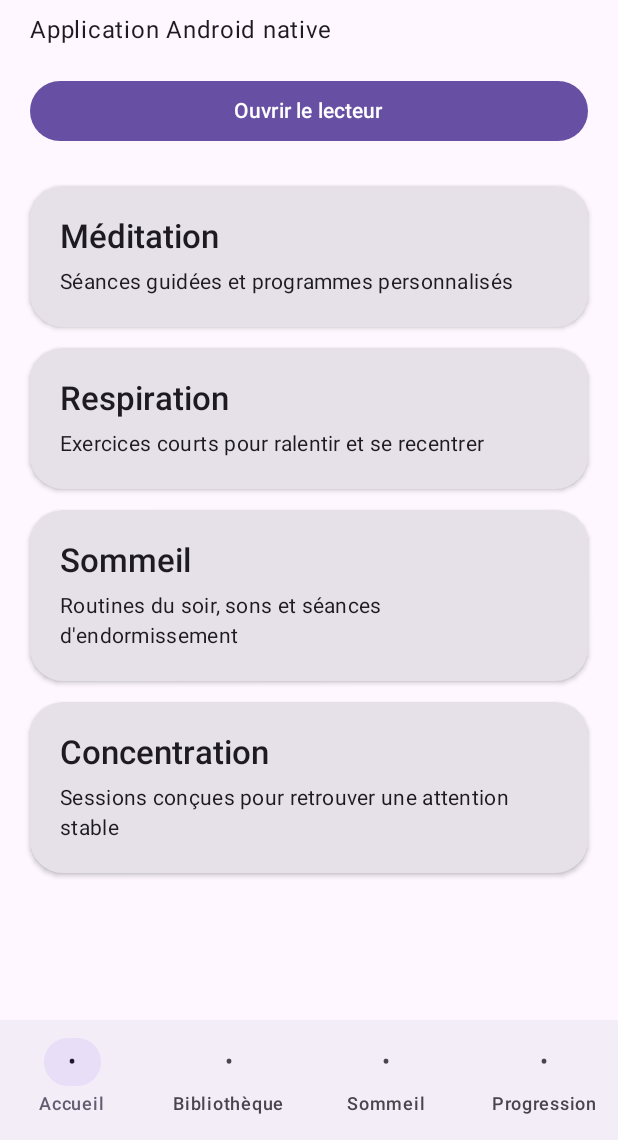
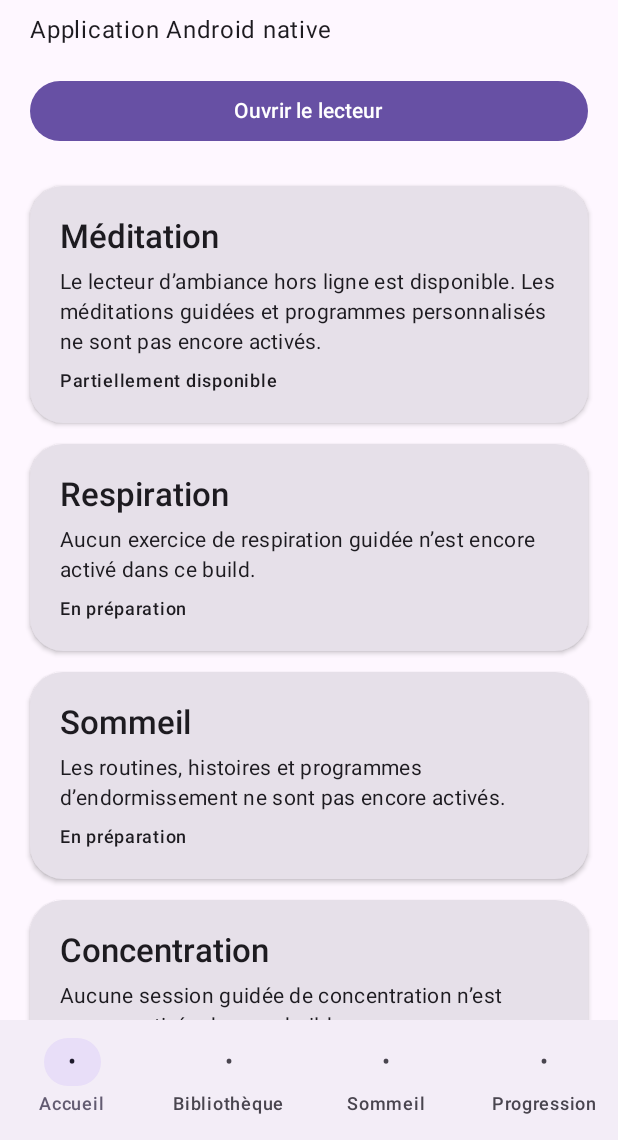
Before and after one commit to teetee971/Quantum-Deep-Calm-AI, an Android app built with Jetpack Compose: the screen it shows after launch (MainActivity), on a phone screen of 412 x 824 dp, the part 96-1236 px from its top. Run offline under Robolectric (Android 15) with nearby library versions, the light colour scheme and no system bars.

Commit message:
ux(android): expose truthful module availability on home screen

```diff
--- a/app/src/main/java/com/quantumdeepcalm/ai/MainActivity.kt
+++ b/app/src/main/java/com/quantumdeepcalm/ai/MainActivity.kt
@@ -61,6 +61,7 @@ class MainActivity : ComponentActivity() {
 private data class CalmSection(
     val title: String,
     val subtitle: String,
+    val status: String,
 )
 
 @Composable
@@ -138,10 +139,26 @@ private fun QuantumDeepCalmApp() {
 @Composable
 private fun HomeScreen(onOpenPlayer: () -> Unit) {
     val sections = listOf(
-        CalmSection("Méditation", "Séances guidées et programmes personnalisés"),
-        CalmSection("Respiration", "Exercices courts pour ralentir et se recentrer"),
-        CalmSection("Sommeil", "Routines du soir, sons et séances d'endormissement"),
-        CalmSection("Concentration", "Sessions conçues pour retrouver une attention stable"),
+        CalmSection(
+            "Méditation",
+            "Le lecteur d’ambiance hors ligne est disponible. Les méditations guidées et programmes personnalisés ne sont pas encore activés.",
+            "Partiellement disponible",
+        ),
+        CalmSection(
+            "Respiration",
+            "Aucun exercice de respiration guidée n’est encore activé dans ce build.",
+            "En préparation",
+        ),
+        CalmSection(
+            "Sommeil",
+            "Les routines, histoires et programmes d’endormissement ne sont pas encore activés.",
+            "En préparation",
+        ),
+        CalmSection(
+            "Concentration",
+            "Aucune session guidée de concentration n’est encore activée dans ce build.",
+            "En préparation",
+        ),
     )
 
     LazyColumn(
@@ -197,6 +214,12 @@ private fun CalmSectionCard(section: CalmSection) {
             Text(
                 text = section.subtitle,
                 style = MaterialTheme.typography.bodyMedium,
+            )
+            Spacer(modifier = Modifier.height(8.dp))
+            Text(
+                text = section.status,
+                style = MaterialTheme.typography.labelMedium,
+                fontWeight = FontWeight.SemiBold,
             )
         }
     }
```
